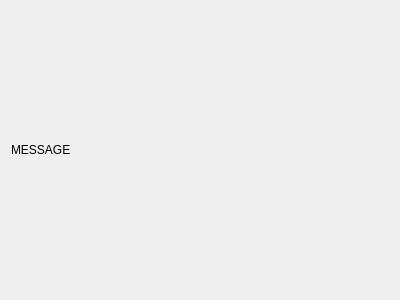
First picture: the form in src/Help/HelpEditMessage.ui, repository xavierxeon-music/MaxPackageAdmin, before the edit.
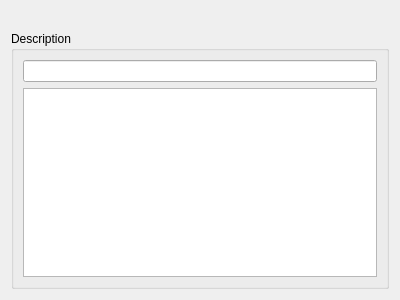
Second picture: the form after the edit.

```diff
--- a/src/Help/HelpEditMessage.ui
+++ b/src/Help/HelpEditMessage.ui
@@ -13,12 +13,33 @@
   <property name="windowTitle">
    <string>Form</string>
   </property>
-  <layout class="QVBoxLayout" name="verticalLayout">
+  <layout class="QVBoxLayout" name="verticalLayout_2">
    <item>
-    <widget class="QLabel" name="label">
+    <widget class="QLabel" name="keyInfo">
      <property name="text">
-      <string>MESSAGE</string>
+      <string/>
      </property>
+     <property name="alignment">
+      <set>Qt::AlignLeading|Qt::AlignLeft|Qt::AlignVCenter</set>
+     </property>
+    </widget>
+   </item>
+   <item>
+    <widget class="QGroupBox" name="digestGroup">
+     <property name="title">
+      <string>Description</string>
+     </property>
+     <property name="flat">
+      <bool>true</bool>
+     </property>
+     <layout class="QVBoxLayout" name="verticalLayout">
+      <item>
+       <widget class="QLineEdit" name="digestEdit"/>
+      </item>
+      <item>
+       <widget class="QPlainTextEdit" name="descrptionEdit"/>
+      </item>
+     </layout>
     </widget>
    </item>
   </layout>
```
